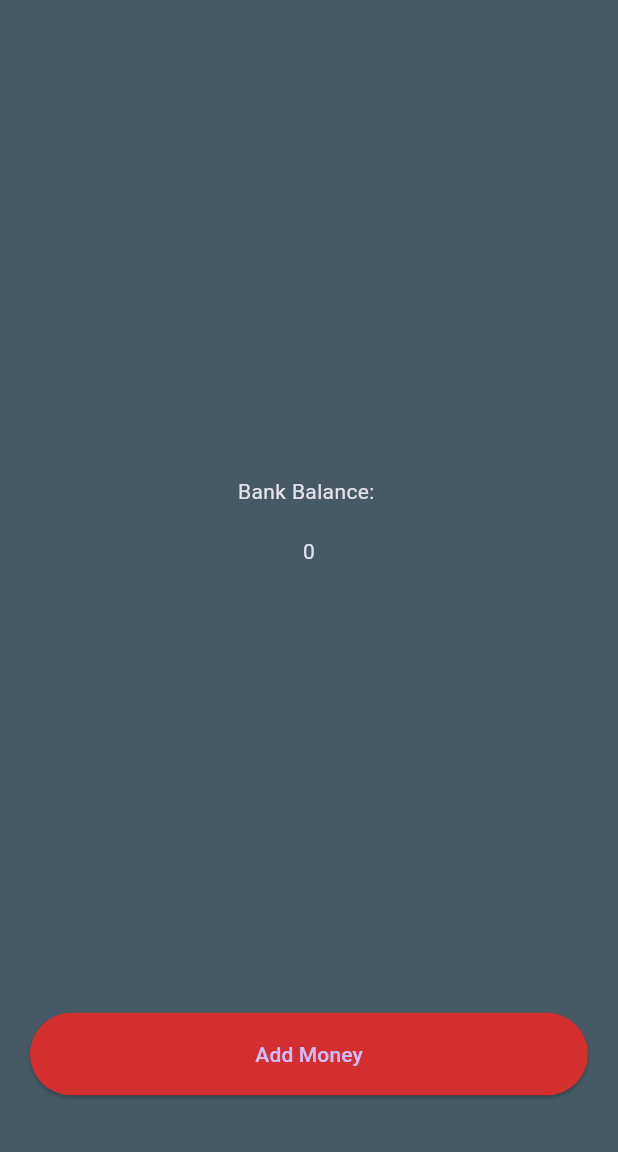
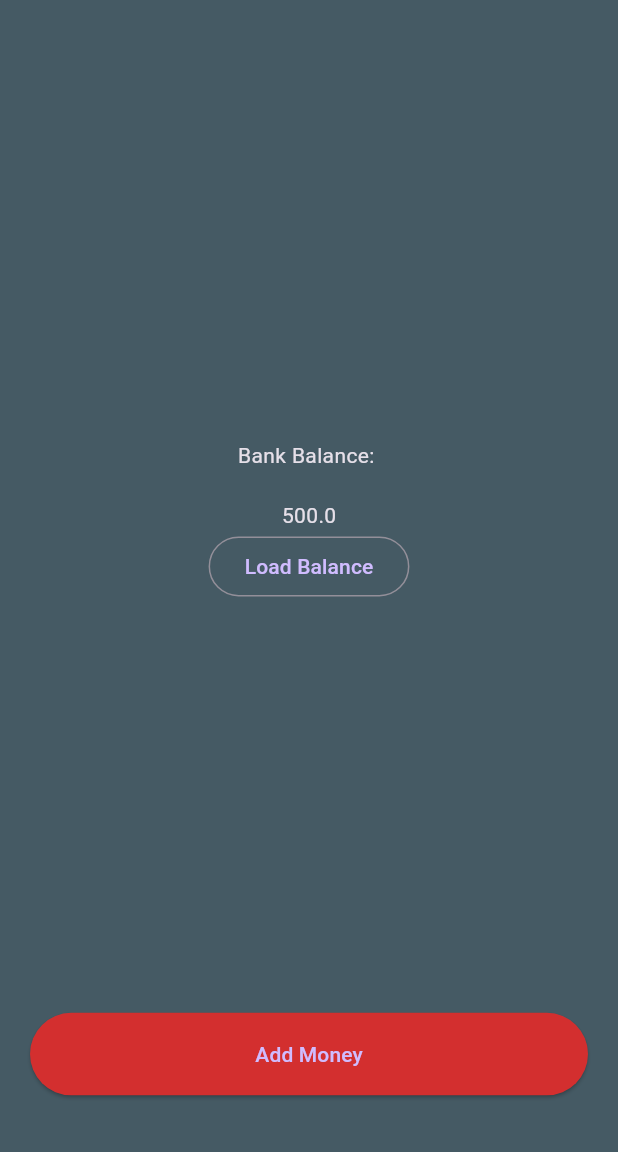
Before and after one commit to coventry-sunil/billionaireapp, a Flutter app: the screen it shows after launch, after a tap on "Add Money", on a phone screen of 412 x 824 dp, the part 84-1236 px from its top. Run offline on Flutter 3.47's test engine with Material 3 defaults, Android fonts, the phone set to English and light mode, and no system bars; our stand-ins replace shared_preferences.

```diff
--- a/lib/main.dart
+++ b/lib/main.dart
@@ -1,14 +1,39 @@
 import 'package:flutter/material.dart';
+import 'package:shared_preferences/shared_preferences.dart';
 
 void main() {
   runApp(const MyApp());
 }
 
-class MyApp extends StatelessWidget {
+//state are the information that can be changed
+
+class MyApp extends StatefulWidget {
   const MyApp({super.key});
 
-  void buttonFunction() {
-    print('Button is pressed!!');
+  @override
+  State<MyApp> createState() => _MyAppState();
+}
+
+class _MyAppState extends State<MyApp> {
+  double balance = 0;
+
+  void addMoney() async {
+    setState(() {
+      balance = balance + 500;
+    });
+
+    final SharedPreferences prefs = await SharedPreferences.getInstance();
+    await prefs.setDouble('balance', balance);
+
+    print('$balance');
+  }
+
+  void loadBalane() async {
+    final SharedPreferences prefs = await SharedPreferences.getInstance();
+
+    setState(() {
+      balance = prefs.getDouble('balance') ?? 0;
+    });
   }
 
   @override
@@ -28,14 +53,16 @@ class MyApp extends StatelessWidget {
           child: Column(
             mainAxisAlignment: MainAxisAlignment.spaceBetween,
             children: [
-              const Expanded(
+              Expanded(
                 flex: 9,
                 child: Column(
                   mainAxisAlignment: MainAxisAlignment.center,
                   children: [
                     Text('Bank Balance: '),
                     SizedBox(height: 20),
-                    Text('0')
+                    Text('$balance'),
+                    OutlinedButton(
+                        onPressed: loadBalane, child: Text('Load Balance'))
                   ],
                 ),
               ),
@@ -70,7 +97,7 @@ class MyApp extends StatelessWidget {
                         style: ElevatedButton.styleFrom(
                             backgroundColor: Colors.red[700],
                             minimumSize: const Size(double.infinity, 55)),
-                        onPressed: buttonFunction,
+                        onPressed: addMoney,
                         child: const Text('Add Money')),
                   ],
                 ),
--- a/pubspec.yaml
+++ b/pubspec.yaml
@@ -35,6 +35,7 @@ dependencies:
   # The following adds the Cupertino Icons font to your application.
   # Use with the CupertinoIcons class for iOS style icons.
   cupertino_icons: ^1.0.8
+  shared_preferences: ^2.3.3
 
 dev_dependencies:
   flutter_test:
@@ -45,7 +46,7 @@ dev_dependencies:
   # activated in the `analysis_options.yaml` file located at the root of your
   # package. See that file for information about deactivating specific lint
   # rules and activating additional ones.
-  flutter_lints: ^4.0.0
+  flutter_lints: ^5.0.0
 
 # For information on the generic Dart part of this file, see the
 # following page: https://dart.dev/tools/pub/pubspec
```
Also changed, not shown: pubspec.lock, 4 other files.
